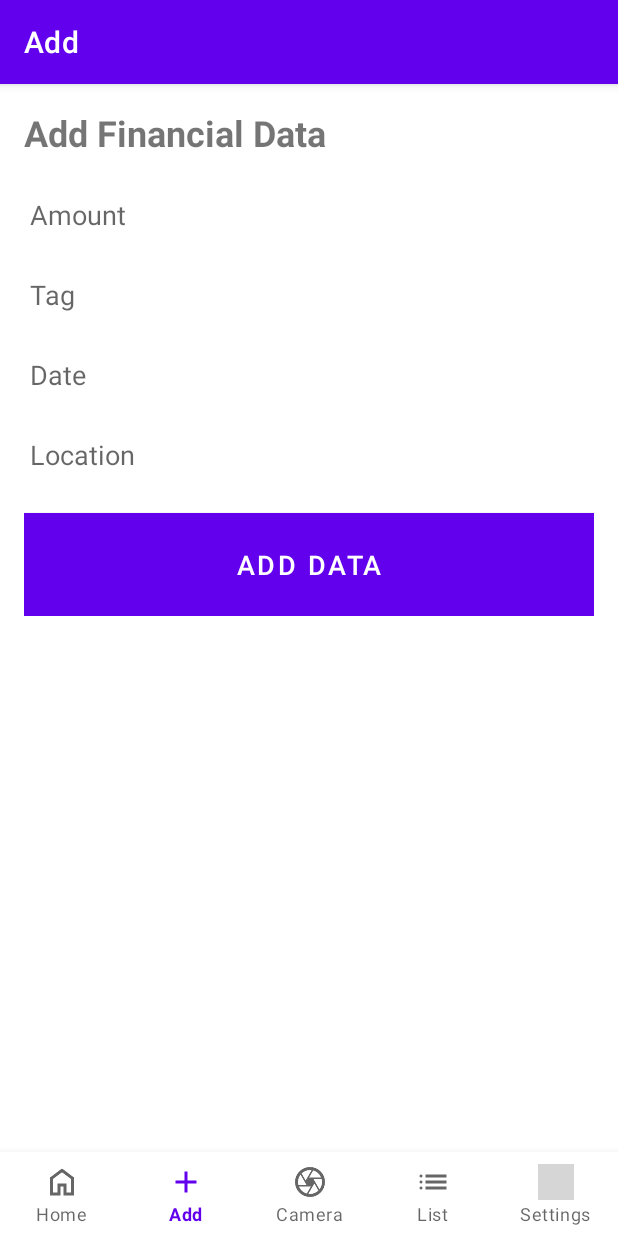
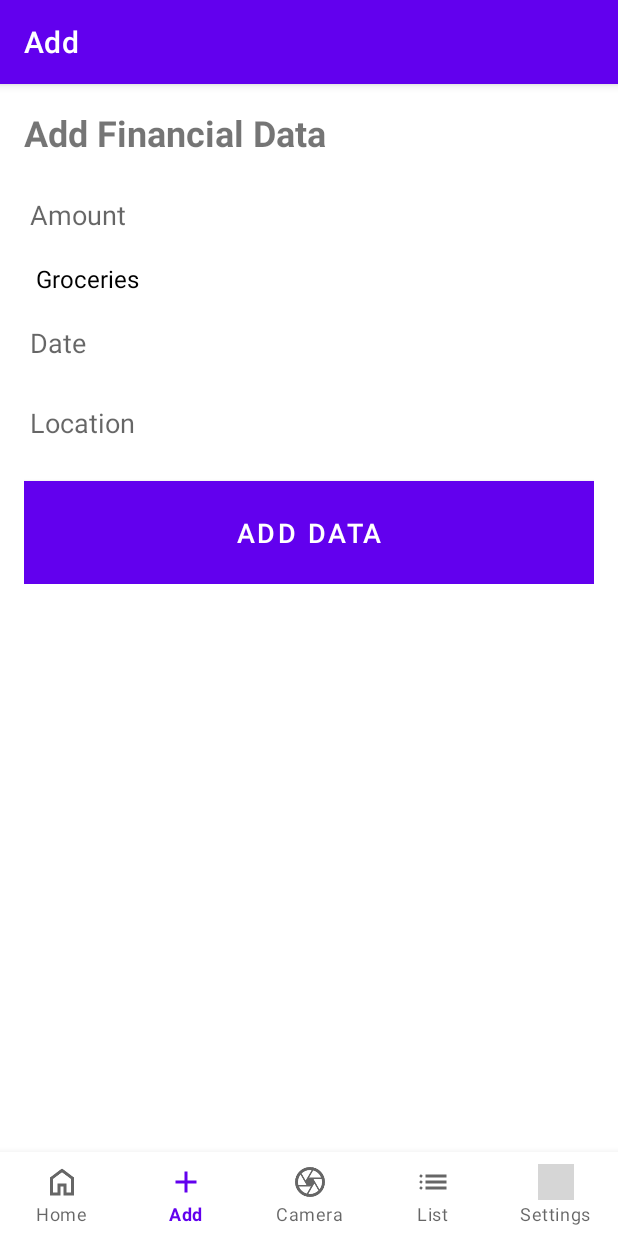
Before and after one commit to MorganKryze/Kotlin-banking-app, an Android app: the AddFragment screen opened through its navigation route, on a phone screen of 412 x 824 dp. Run offline under Robolectric (Android 15) with nearby library versions, the phone set to English and light mode, and no system bars; our stand-ins replace navigation-ui; grey boxes are pictures that could not be loaded.

Commit message:
🌟 feat: working erase button and add feature

```diff
--- a/application/app/src/main/java/fr/kodelab/banking/db/FinancialDataDAO.kt
+++ b/application/app/src/main/java/fr/kodelab/banking/db/FinancialDataDAO.kt
@@ -49,5 +49,10 @@ class FinancialDataDAO(context: Context) {
         return financialDataList
     }
 
+    fun deleteAllFinancialData() {
+        val db = dbHelper.writableDatabase
+        db.delete(DatabaseHelper.TABLE_FINANCIAL_DATA, null, null)
+    }
+
     // Other methods...
 }
--- a/application/app/src/main/res/layout/fragment_add.xml
+++ b/application/app/src/main/res/layout/fragment_add.xml
@@ -1,5 +1,6 @@
 <?xml version="1.0" encoding="utf-8"?>
 <ScrollView xmlns:android="http://schemas.android.com/apk/res/android"
+    xmlns:app="http://schemas.android.com/apk/res-auto"
     android:layout_width="match_parent"
     android:layout_height="match_parent"
     android:padding="16dp">
@@ -22,14 +23,13 @@
             android:layout_width="match_parent"
             android:layout_height="wrap_content"
             android:hint="Amount"
-            android:inputType="numberDecimal"
+            android:inputType="numberSigned"
             android:layout_marginBottom="8dp" />
 
-        <EditText
-            android:id="@+id/editTextTag"
+        <Spinner
+            android:id="@+id/spinnerTag"
             android:layout_width="match_parent"
             android:layout_height="wrap_content"
-            android:hint="Tag"
             android:layout_marginBottom="8dp" />
 
         <EditText
```
Also changed, not shown: application/app/src/main/java/fr/kodelab/banking/ui/add/AddFragment.kt (+23 -7 lines), application/app/src/main/java/fr/kodelab/banking/ui/settings/SettingsFragment.kt (+10 -4 lines).
